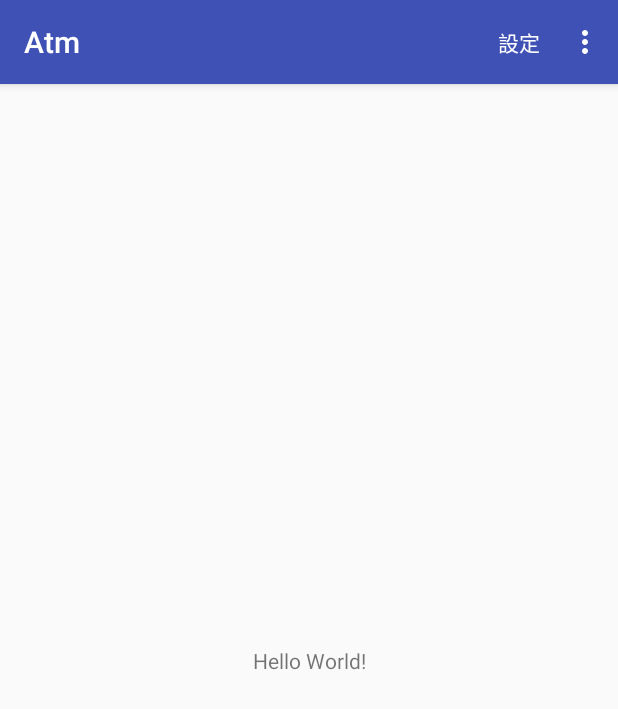
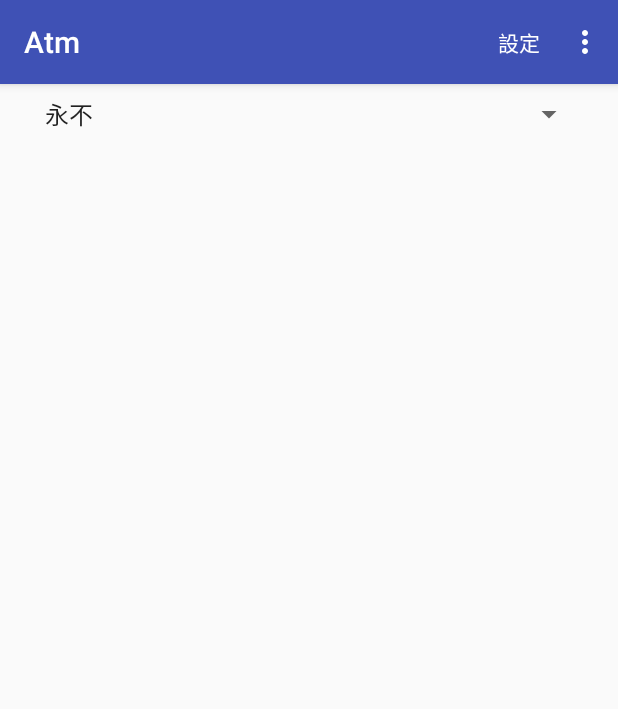
Before and after one commit to android81/Atm, an Android app: the MainActivity screen opened directly, with no data from a screen before it, on a phone screen of 412 x 824 dp. Shown: the top 709 px of the screen. Run offline under Robolectric (Android 15) with nearby library versions, the phone set to English and light mode, and no system bars.

Commit message:
ListView與Spinner

```diff
--- a/app/src/main/java/com/tom/atm/MainActivity.java
+++ b/app/src/main/java/com/tom/atm/MainActivity.java
@@ -6,14 +6,45 @@ import android.os.Bundle;
 import android.util.Log;
 import android.view.Menu;
 import android.view.MenuItem;
+import android.view.View;
+import android.widget.AdapterView;
+import android.widget.ArrayAdapter;
+import android.widget.ListView;
+import android.widget.Spinner;
+import android.widget.Toast;
 
 public class MainActivity extends AppCompatActivity {
     public static final int RC_LOGIN = 1;
     boolean logon = false;
+    String[] func = {"餘額查詢", "交易明細", "最新消息", "投資理財", "離開"};
     @Override
     protected void onCreate(Bundle savedInstanceState) {
         super.onCreate(savedInstanceState);
         setContentView(R.layout.activity_main);
+        //使用Spinner
+        Spinner notify = findViewById(R.id.spinner);
+        final ArrayAdapter nAdapter = ArrayAdapter.createFromResource(
+                this, R.array.notify_array, android.R.layout.simple_spinner_item);
+        nAdapter.setDropDownViewResource(
+                android.R.layout.simple_spinner_dropdown_item);
+        notify.setAdapter(nAdapter);
+        notify.setOnItemSelectedListener(new AdapterView.OnItemSelectedListener() {
+            @Override
+            public void onItemSelected(AdapterView<?> parent, View view, int position, long id) {
+                Toast.makeText(MainActivity.this,
+                        nAdapter.getItem(position).toString(), Toast.LENGTH_LONG).show();
+            }
+
+            @Override
+            public void onNothingSelected(AdapterView<?> parent) {
+
+            }
+        });
+        //使用ListView
+        ListView list = findViewById(R.id.list);
+        ArrayAdapter adapter = new ArrayAdapter(this,
+                android.R.layout.simple_list_item_1, func);
+        list.setAdapter(adapter);
         //測試TestActivity
 //        startActivity(new Intent(this, TestActivity.class));
         if (!logon){ //如未登入, 則開啟LoginActivity
--- a/app/src/main/res/layout/activity_main.xml
+++ b/app/src/main/res/layout/activity_main.xml
@@ -6,13 +6,28 @@
     android:layout_height="match_parent"
     tools:context="com.tom.atm.MainActivity">
 
-    <TextView
-        android:layout_width="wrap_content"
-        android:layout_height="wrap_content"
-        android:text="Hello World!"
+    <ListView
+        android:id="@+id/list"
+        android:layout_width="0dp"
+        android:layout_height="0dp"
+        android:layout_marginBottom="8dp"
+        android:layout_marginEnd="8dp"
+        android:layout_marginStart="8dp"
+        android:layout_marginTop="8dp"
+        android:visibility="gone"
         app:layout_constraintBottom_toBottomOf="parent"
-        app:layout_constraintLeft_toLeftOf="parent"
-        app:layout_constraintRight_toRightOf="parent"
+        app:layout_constraintEnd_toEndOf="parent"
+        app:layout_constraintStart_toStartOf="parent"
         app:layout_constraintTop_toTopOf="parent" />
 
+    <Spinner
+        android:id="@+id/spinner"
+        android:layout_width="368dp"
+        android:layout_height="wrap_content"
+        android:layout_marginEnd="8dp"
+        android:layout_marginStart="8dp"
+        android:layout_marginTop="8dp"
+        app:layout_constraintEnd_toEndOf="parent"
+        app:layout_constraintStart_toStartOf="parent"
+        app:layout_constraintTop_toTopOf="parent" />
 </android.support.constraint.ConstraintLayout>
--- /dev/null
+++ b/app/src/main/res/values/array.xml
@@ -0,0 +1,9 @@
+<?xml version="1.0" encoding="utf-8"?>
+<resources>
+    <string-array name="notify_array">
+        <item>永不</item>
+        <item>只有震動</item>
+        <item>只有提示音</item>
+        <item>震動與提示音</item>
+    </string-array>
+</resources>
```
